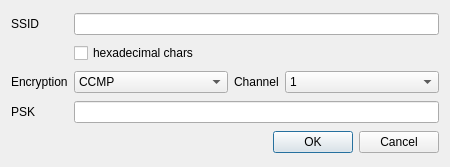
The window that qnut/adhoc.ui (dosnut/nut) describes before a commit, drawn with Qt 5.
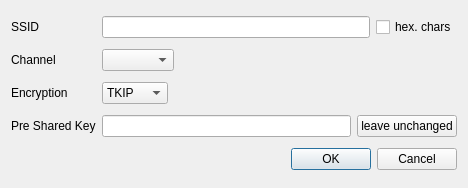
The same window after the commit.

Patch:
```diff
--- a/qnut/adhoc.ui
+++ b/qnut/adhoc.ui
@@ -5,8 +5,8 @@
    <rect>
     <x>0</x>
     <y>0</y>
-    <width>450</width>
-    <height>167</height>
+    <width>468</width>
+    <height>188</height>
    </rect>
   </property>
   <property name="windowTitle" >
@@ -23,155 +23,133 @@
      </property>
     </widget>
    </item>
-   <item row="0" column="1" colspan="3" >
-    <widget class="QLineEdit" name="ssidEdit" >
-     <property name="sizePolicy" >
-      <sizepolicy vsizetype="Fixed" hsizetype="Expanding" >
-       <horstretch>0</horstretch>
-       <verstretch>0</verstretch>
-      </sizepolicy>
+   <item row="0" column="1" >
+    <layout class="QHBoxLayout" >
+     <item>
+      <widget class="QLineEdit" name="ssidEdit" >
+       <property name="sizePolicy" >
+        <sizepolicy vsizetype="Fixed" hsizetype="Expanding" >
+         <horstretch>1</horstretch>
+         <verstretch>0</verstretch>
+        </sizepolicy>
+       </property>
+      </widget>
+     </item>
+     <item>
+      <widget class="QCheckBox" name="ssidHexCheck" >
+       <property name="text" >
+        <string>hex. chars</string>
+       </property>
+      </widget>
+     </item>
+    </layout>
+   </item>
+   <item row="1" column="0" >
+    <widget class="QLabel" name="label" >
+     <property name="text" >
+      <string>Channel</string>
+     </property>
+     <property name="buddy" >
+      <cstring>channelCombo</cstring>
      </property>
     </widget>
    </item>
+   <item row="1" column="1" >
+    <layout class="QHBoxLayout" >
+     <item>
+      <widget class="QComboBox" name="channelCombo" />
+     </item>
+     <item>
+      <spacer>
+       <property name="orientation" >
+        <enum>Qt::Horizontal</enum>
+       </property>
+       <property name="sizeHint" >
+        <size>
+         <width>271</width>
+         <height>22</height>
+        </size>
+       </property>
+      </spacer>
+     </item>
+    </layout>
+   </item>
    <item row="2" column="0" >
     <widget class="QLabel" name="encLabel" >
      <property name="text" >
       <string>Encryption</string>
      </property>
-    </widget>
-   </item>
-   <item row="1" column="1" colspan="3" >
-    <widget class="QCheckBox" name="ssidHexCheck" >
-     <property name="text" >
-      <string>hexadecimal chars</string>
+     <property name="buddy" >
+      <cstring>encCombo</cstring>
      </property>
     </widget>
    </item>
    <item row="2" column="1" >
-    <widget class="QComboBox" name="encCombo" >
-     <property name="sizePolicy" >
-      <sizepolicy vsizetype="Fixed" hsizetype="Expanding" >
-       <horstretch>0</horstretch>
-       <verstretch>0</verstretch>
-      </sizepolicy>
-     </property>
+    <layout class="QHBoxLayout" >
      <item>
-      <property name="text" >
-       <string>CCMP</string>
-      </property>
+      <widget class="QComboBox" name="encCombo" >
+       <item>
+        <property name="text" >
+         <string>TKIP</string>
+        </property>
+       </item>
+       <item>
+        <property name="text" >
+         <string>CCMP</string>
+        </property>
+       </item>
+      </widget>
      </item>
      <item>
-      <property name="text" >
-       <string>TKIP</string>
-      </property>
+      <spacer>
+       <property name="orientation" >
+        <enum>Qt::Horizontal</enum>
+       </property>
+       <property name="sizeHint" >
+        <size>
+         <width>40</width>
+         <height>20</height>
+        </size>
+       </property>
+      </spacer>
      </item>
-    </widget>
-   </item>
-   <item row="2" column="2" >
-    <widget class="QLabel" name="label" >
-     <property name="text" >
-      <string>Channel</string>
-     </property>
-    </widget>
-   </item>
-   <item row="2" column="3" >
-    <widget class="QComboBox" name="channelCombo" >
-     <property name="sizePolicy" >
-      <sizepolicy vsizetype="Fixed" hsizetype="Expanding" >
-       <horstretch>0</horstretch>
-       <verstretch>0</verstretch>
-      </sizepolicy>
-     </property>
-     <item>
-      <property name="text" >
-       <string>1</string>
-      </property>
-     </item>
-     <item>
-      <property name="text" >
-       <string>2</string>
-      </property>
-     </item>
-     <item>
-      <property name="text" >
-       <string>3</string>
-      </property>
-     </item>
-     <item>
-      <property name="text" >
-       <string>4</string>
-      </property>
-     </item>
-     <item>
-      <property name="text" >
-       <string>5</string>
-      </property>
-     </item>
-     <item>
-      <property name="text" >
-       <string>6</string>
-      </property>
-     </item>
-     <item>
-      <property name="text" >
-       <string>7</string>
-      </property>
-     </item>
-     <item>
-      <property name="text" >
-       <string>8</string>
-      </property>
-     </item>
-     <item>
-      <property name="text" >
-       <string>9</string>
-      </property>
-     </item>
-     <item>
-      <property name="text" >
-       <string>10</string>
-      </property>
-     </item>
-     <item>
-      <property name="text" >
-       <string>11</string>
-      </property>
-     </item>
-     <item>
-      <property name="text" >
-       <string>12</string>
-      </property>
-     </item>
-     <item>
-      <property name="text" >
-       <string>13</string>
-      </property>
-     </item>
-     <item>
-      <property name="text" >
-       <string>14</string>
-      </property>
-     </item>
-    </widget>
+    </layout>
    </item>
    <item row="3" column="0" >
     <widget class="QLabel" name="label_2" >
      <property name="text" >
-      <string>PSK</string>
+      <string>Pre Shared Key</string>
      </property>
-    </widget>
-   </item>
-   <item row="3" column="1" colspan="3" >
-    <widget class="QLineEdit" name="pskEdit" >
-     <property name="sizePolicy" >
-      <sizepolicy vsizetype="Fixed" hsizetype="Expanding" >
-       <horstretch>0</horstretch>
-       <verstretch>0</verstretch>
-      </sizepolicy>
+     <property name="buddy" >
+      <cstring>pskEdit</cstring>
      </property>
     </widget>
    </item>
-   <item row="4" column="0" colspan="4" >
+   <item row="3" column="1" >
+    <layout class="QHBoxLayout" >
+     <item>
+      <widget class="QLineEdit" name="pskEdit" >
+       <property name="sizePolicy" >
+        <sizepolicy vsizetype="Fixed" hsizetype="Expanding" >
+         <horstretch>0</horstretch>
+         <verstretch>0</verstretch>
+        </sizepolicy>
+       </property>
+      </widget>
+     </item>
+     <item>
+      <widget class="QPushButton" name="pskLeaveButton" >
+       <property name="text" >
+        <string>leave unchanged</string>
+       </property>
+       <property name="checkable" >
+        <bool>true</bool>
+       </property>
+      </widget>
+     </item>
+    </layout>
+   </item>
+   <item row="4" column="0" colspan="2" >
     <widget class="QDialogButtonBox" name="buttonBox" >
      <property name="orientation" >
       <enum>Qt::Horizontal</enum>
```
Left out of the diff: 55 changed lines with no effect on the pictures.
